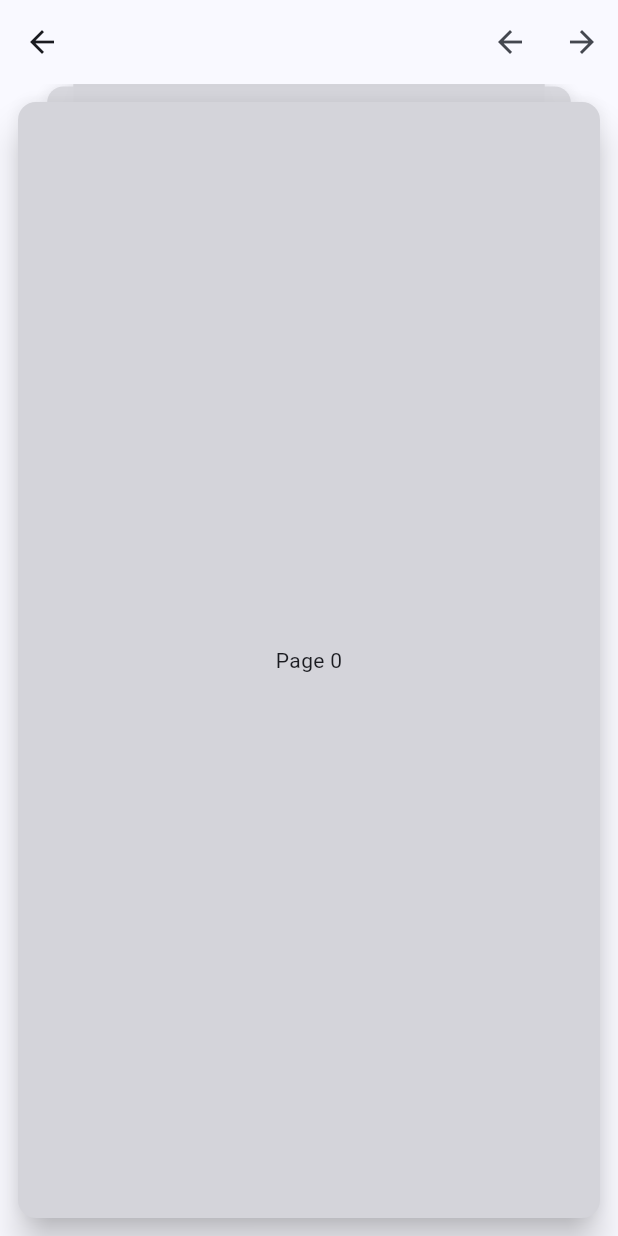
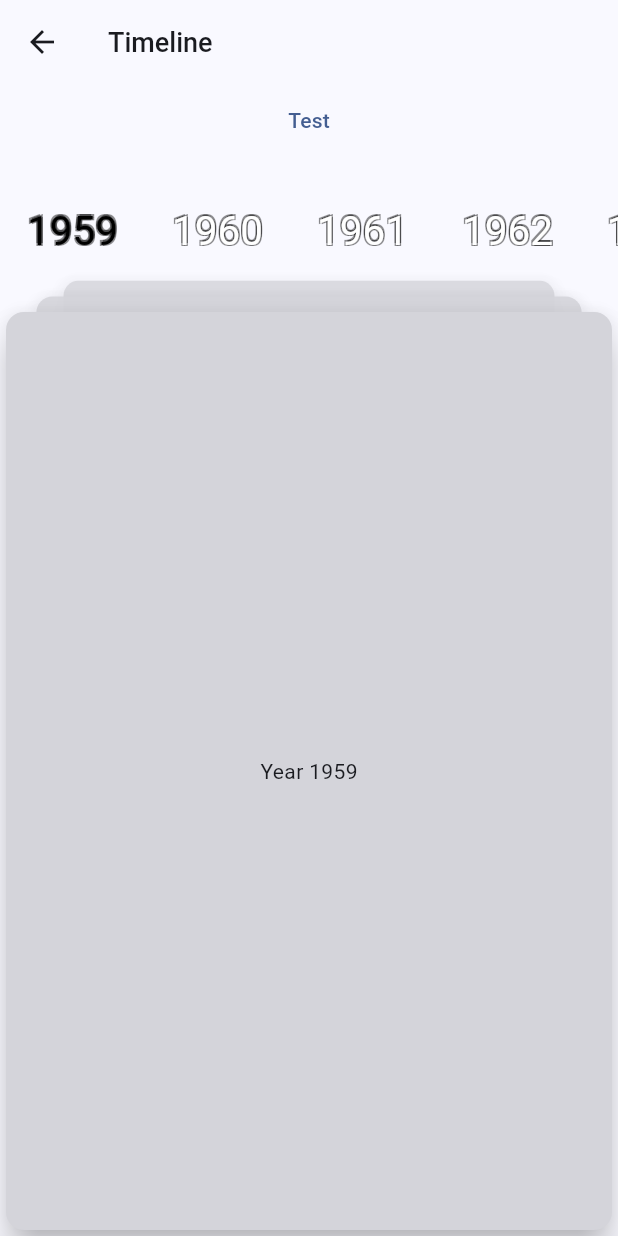
Before and after one commit to tomcheung/flutter_ui_experiment, a Flutter app: the VintageCars screen opened directly, on a phone screen of 412 x 824 dp. Run offline on Flutter 3.47's test engine with Material 2 defaults, Android fonts, the light colour scheme and no system bars; our stand-ins replace flutter_riverpod, freezed_annotation.

Commit message:
Create vintage cars page

```diff
--- a/lib/vintage_cars/stacked_card.dart
+++ b/lib/vintage_cars/stacked_card.dart
@@ -63,6 +63,7 @@ class _StackedCardState extends State<StackedCard>
           var content = _itemMap[itemIndex];
           if (content == null || content.$1 != itemIndex) {
             content = (itemIndex, widget.itemBuilder(itemIndex));
+            _itemMap[itemIndex] = content;
           }
 
           final item = Transform(
--- a/lib/vintage_cars/vintage_cars.dart
+++ b/lib/vintage_cars/vintage_cars.dart
@@ -1,3 +1,5 @@
+import 'dart:collection';
+
 import 'package:flutter/material.dart';
 import 'package:uichallenge/vintage_cars/stacked_card.dart';
 
@@ -9,39 +11,114 @@ class VintageCars extends StatefulWidget {
 }
 
 class _VintageCarsState extends State<VintageCars> {
-  int item = 0;
+  static const startYear = 1959;
+
+  ScrollController _scrollController = ScrollController();
+  int _currentYear = startYear;
+
+  @override
+  void dispose() {
+    _scrollController.dispose();
+    super.dispose();
+  }
 
   @override
   Widget build(BuildContext context) {
     return Scaffold(
       appBar: AppBar(
-        actions: [
-          IconButton(
-            icon: const Icon(Icons.arrow_back),
+        title: const Text(
+          'Timeline',
+          style: TextStyle(fontSize: 18, fontWeight: FontWeight.w500),
+        ),
+      ),
+      body: Column(
+        children: [
+          TextButton(
             onPressed: () {
               setState(() {
-                item += 1;
+                _currentYear += 1;
               });
             },
+            child: Text("Test"),
           ),
-          IconButton(
-            icon: const Icon(Icons.arrow_forward),
-            onPressed: () {
-              setState(() {
-                item -= 1;
-              });
-            },
+          SizedBox(
+            height: 100,
+            child: ListView.builder(
+              controller: _scrollController,
+              scrollDirection: Axis.horizontal,
+              itemBuilder: (ctx, i) => Padding(
+                padding: const EdgeInsets.all(18.0),
+                child: TimelineYear(
+                  year: startYear + i,
+                  isHighlighted: startYear + i == _currentYear,
+                ),
+              ),
+            ),
+          ),
+          Expanded(
+            child: StackedCard(
+              itemBuilder: (i) => _CardItem(content: 'Year ${startYear + i}'),
+              currentIndex: _currentYear - startYear,
+            ),
           ),
         ],
       ),
-      body: Padding(
-        padding: const EdgeInsets.all(8.0),
-        child: StackedCard(
-          itemBuilder: (i) => _CardItem(content: 'Page $i'),
-          currentIndex: item,
+    );
+  }
+}
+
+class TimelineYear extends StatelessWidget {
+  static List<Shadow> outlineShadow = outlinedText(
+    strokeWidth: 1,
+    strokeColor: Colors.black45,
+    precision: 1,
+  );
+  final int year;
+  final bool isHighlighted;
+
+  const TimelineYear(
+      {super.key, required this.year, this.isHighlighted = false});
+
+  @override
+  Widget build(BuildContext context) {
+    final color = isHighlighted ? Colors.black : Colors.white;
+    return Center(
+      child: AnimatedDefaultTextStyle(
+        style: TextStyle(
+          color: color,
+          fontSize: 27,
+          shadows: outlineShadow,
         ),
+        duration: const Duration(milliseconds: 220),
+        child: Text(year.toString()),
       ),
     );
+  }
+
+  static List<Shadow> outlinedText(
+      {double strokeWidth = 2,
+      Color strokeColor = Colors.black,
+      int precision = 5}) {
+    Set<Shadow> result = HashSet();
+    for (int x = 1; x < strokeWidth + precision; x++) {
+      for (int y = 1; y < strokeWidth + precision; y++) {
+        double offsetX = x.toDouble();
+        double offsetY = y.toDouble();
+        result.add(Shadow(
+            offset: Offset(-strokeWidth / offsetX, -strokeWidth / offsetY),
+            color: strokeColor));
+        result.add(Shadow(
+            offset: Offset(-strokeWidth / offsetX, strokeWidth / offsetY),
+            color: strokeColor));
+        result.add(Shadow(
+            offset: Offset(strokeWidth / offsetX, -strokeWidth / offsetY),
+            color: strokeColor));
+        result.add(Shadow(
+            offset: Offset(strokeWidth / offsetX, strokeWidth / offsetY),
+            color: strokeColor));
+      }
+    }
+    return result.toList();
   }
 }
 
```
